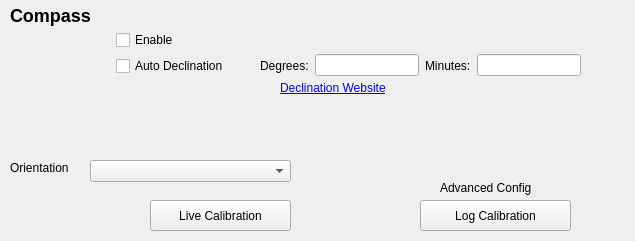
This is src/ui/configuration/CompassConfig.ui in ArduPilot/apm_planner as Qt 5 draws it before an edit. The edited form follows.
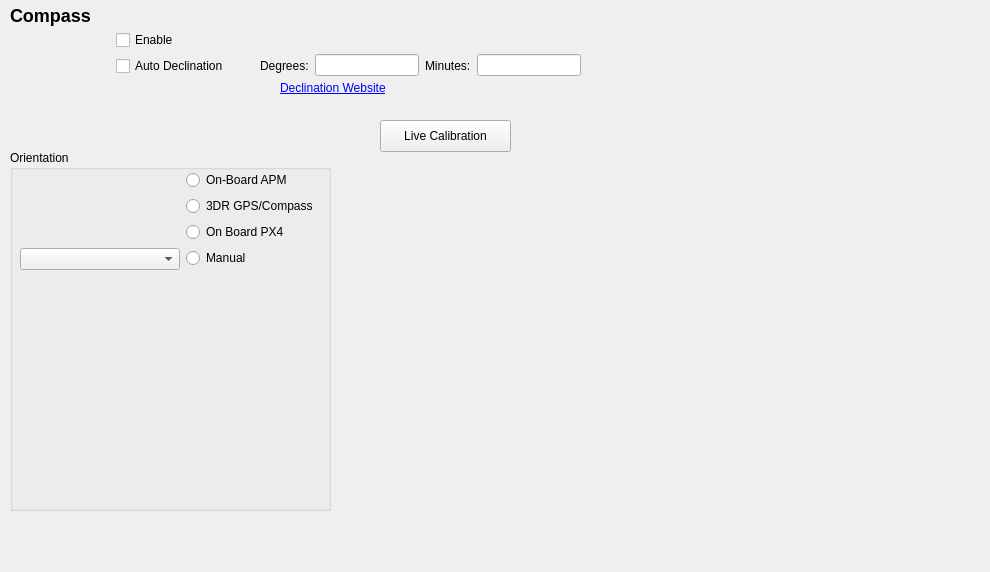
This is the edited form. Icons and pictures are not drawn.

Commit message: Support for Easy Config of compass for known configs

The edit to the form file:
```diff
--- a/src/ui/configuration/CompassConfig.ui
+++ b/src/ui/configuration/CompassConfig.ui
@@ -6,8 +6,8 @@
    <rect>
     <x>0</x>
     <y>0</y>
-    <width>635</width>
-    <height>241</height>
+    <width>990</width>
+    <height>572</height>
    </rect>
   </property>
   <property name="windowTitle">
@@ -42,61 +42,6 @@
     <string>&lt;a href=&quot;http://magnetic-declination.com/&quot;&gt;Declination Website&lt;/a&gt;</string>
    </property>
   </widget>
-  <widget class="QComboBox" name="orientationComboBox">
-   <property name="geometry">
-    <rect>
-     <x>90</x>
-     <y>160</y>
-     <width>201</width>
-     <height>22</height>
-    </rect>
-   </property>
-  </widget>
-  <widget class="QPushButton" name="liveCalibrationButton">
-   <property name="geometry">
-    <rect>
-     <x>150</x>
-     <y>200</y>
-     <width>141</width>
-     <height>31</height>
-    </rect>
-   </property>
-   <property name="minimumSize">
-    <size>
-     <width>101</width>
-     <height>0</height>
-    </size>
-   </property>
-   <property name="text">
-    <string>Live Calibration</string>
-   </property>
-  </widget>
-  <widget class="QPushButton" name="pushButton_2">
-   <property name="geometry">
-    <rect>
-     <x>420</x>
-     <y>200</y>
-     <width>151</width>
-     <height>31</height>
-    </rect>
-   </property>
-   <property name="text">
-    <string>Log Calibration</string>
-   </property>
-  </widget>
-  <widget class="QLabel" name="label_6">
-   <property name="geometry">
-    <rect>
-     <x>440</x>
-     <y>180</y>
-     <width>111</width>
-     <height>16</height>
-    </rect>
-   </property>
-   <property name="text">
-    <string>Advanced Config </string>
-   </property>
-  </widget>
   <widget class="QWidget" name="horizontalLayoutWidget_2">
    <property name="geometry">
     <rect>
@@ -134,7 +79,7 @@
     <rect>
      <x>10</x>
      <y>30</y>
-     <width>240</width>
+     <width>244</width>
      <height>102</height>
     </rect>
    </property>
@@ -191,17 +136,164 @@
     </item>
    </layout>
   </widget>
-  <widget class="QLabel" name="label_5">
+  <widget class="QGroupBox" name="groupBox">
    <property name="geometry">
     <rect>
      <x>10</x>
-     <y>160</y>
-     <width>72</width>
-     <height>16</height>
+     <y>150</y>
+     <width>321</width>
+     <height>361</height>
     </rect>
    </property>
-   <property name="text">
+   <property name="title">
     <string>Orientation</string>
+   </property>
+   <widget class="QWidget" name="formLayoutWidget">
+    <property name="geometry">
+     <rect>
+      <x>10</x>
+      <y>20</y>
+      <width>301</width>
+      <height>331</height>
+     </rect>
+    </property>
+    <layout class="QFormLayout" name="formLayout">
+     <property name="fieldGrowthPolicy">
+      <enum>QFormLayout::FieldsStayAtSizeHint</enum>
+     </property>
+     <item row="1" column="0">
+      <widget class="QLabel" name="apmLabel">
+       <property name="maximumSize">
+        <size>
+         <width>100</width>
+         <height>100</height>
+        </size>
+       </property>
+       <property name="text">
+        <string/>
+       </property>
+       <property name="pixmap">
+        <pixmap resource="../../../qgroundcontrol.qrc">:/files/ardupilotmega/images/apm2.5.jpg</pixmap>
+       </property>
+       <property name="scaledContents">
+        <bool>true</bool>
+       </property>
+      </widget>
+     </item>
+     <item row="1" column="1">
+      <widget class="QRadioButton" name="onBoardApmButton">
+       <property name="text">
+        <string>On-Board APM</string>
+       </property>
+      </widget>
+     </item>
+     <item row="2" column="0">
+      <widget class="QLabel" name="compassGpsLabel">
+       <property name="minimumSize">
+        <size>
+         <width>0</width>
+         <height>0</height>
+        </size>
+       </property>
+       <property name="maximumSize">
+        <size>
+         <width>100</width>
+         <height>80</height>
+        </size>
+       </property>
+       <property name="text">
+        <string/>
+       </property>
+       <property name="pixmap">
+        <pixmap resource="../../../qgroundcontrol.qrc">:/files/ardupilotmega/images/maggps.png</pixmap>
+       </property>
+       <property name="scaledContents">
+        <bool>true</bool>
+       </property>
+      </widget>
+     </item>
+     <item row="2" column="1">
+      <widget class="QRadioButton" name="gpsCompassButton">
+       <property name="text">
+        <string>3DR GPS/Compass</string>
+       </property>
+      </widget>
+     </item>
+     <item row="4" column="1">
+      <widget class="QRadioButton" name="onBoardPX4Button">
+       <property name="text">
+        <string>On Board PX4</string>
+       </property>
+      </widget>
+     </item>
+     <item row="5" column="0">
+      <widget class="QComboBox" name="orientationComboBox">
+       <property name="minimumSize">
+        <size>
+         <width>160</width>
+         <height>0</height>
+        </size>
+       </property>
+       <property name="maximumSize">
+        <size>
+         <width>200</width>
+         <height>16777215</height>
+        </size>
+       </property>
+      </widget>
+     </item>
+     <item row="5" column="1">
+      <widget class="QRadioButton" name="manualOrientationButton">
+       <property name="text">
+        <string>Manual</string>
+       </property>
+      </widget>
+     </item>
+     <item row="4" column="0">
+      <widget class="QLabel" name="px4Label">
+       <property name="sizePolicy">
+        <sizepolicy hsizetype="Fixed" vsizetype="Preferred">
+         <horstretch>0</horstretch>
+         <verstretch>0</verstretch>
+        </sizepolicy>
+       </property>
+       <property name="maximumSize">
+        <size>
+         <width>100</width>
+         <height>73</height>
+        </size>
+       </property>
+       <property name="text">
+        <string/>
+       </property>
+       <property name="pixmap">
+        <pixmap resource="../../../qgroundcontrol.qrc">:/files/ardupilotmega/images/px4.jpg</pixmap>
+       </property>
+       <property name="scaledContents">
+        <bool>true</bool>
+       </property>
+      </widget>
+     </item>
+    </layout>
+   </widget>
+  </widget>
+  <widget class="QPushButton" name="liveCalibrationButton">
+   <property name="geometry">
+    <rect>
+     <x>380</x>
+     <y>120</y>
+     <width>131</width>
+     <height>32</height>
+    </rect>
+   </property>
+   <property name="minimumSize">
+    <size>
+     <width>101</width>
+     <height>0</height>
+    </size>
+   </property>
+   <property name="text">
+    <string>Live Calibration</string>
    </property>
   </widget>
  </widget>
```
The commit also changes 6 other files.
